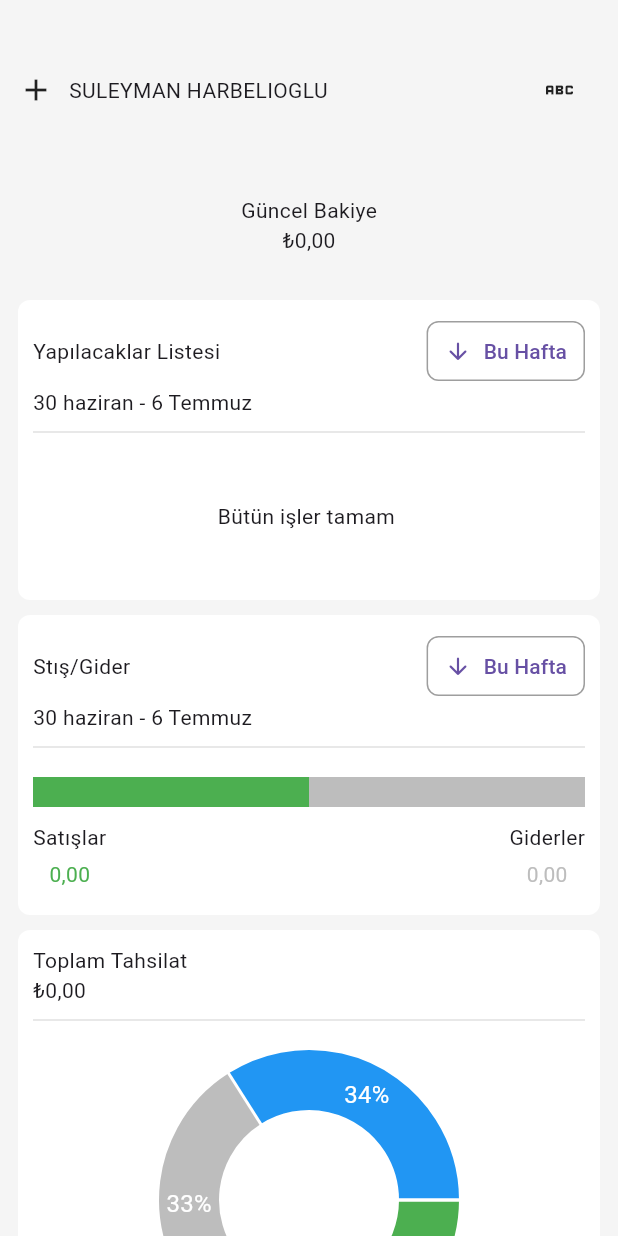
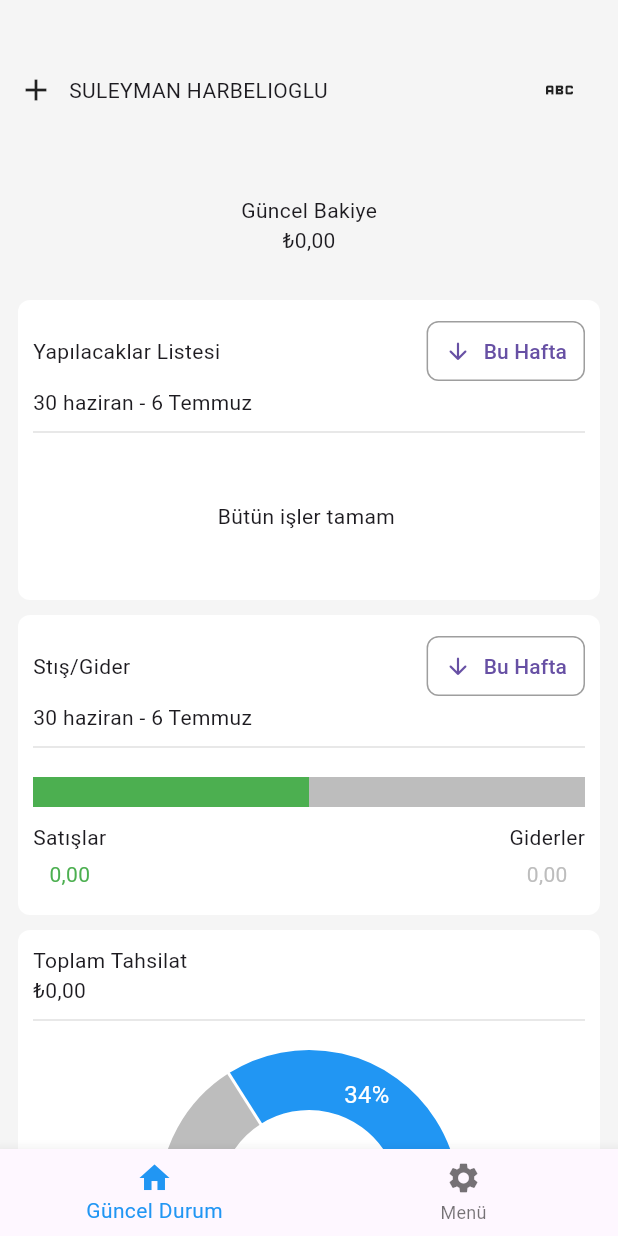
Before and after one commit to suleymanharbelioglu/accounting-app, a Flutter app: the screen it shows after launch, on a phone screen of 412 x 824 dp. Run offline on Flutter 3.47's test engine with Material 3 defaults, Android fonts, the phone set to English and light mode, and no system bars; drawn by our look-alikes of fl_chart; our stand-ins replace flutter_bloc, get_it.

Commit message:
menu page general design

```diff
--- /dev/null
+++ b/lib/presentation/home/pages/current_state.dart
@@ -0,0 +1,46 @@
+import 'package:accounting_app/core/configs/theme/app_colors.dart';
+import 'package:accounting_app/presentation/home/widgets/bank_linked_accounts.dart';
+import 'package:accounting_app/presentation/home/widgets/collections.dart';
+import 'package:accounting_app/presentation/home/widgets/current_balance.dart';
+import 'package:accounting_app/presentation/home/widgets/header.dart';
+import 'package:accounting_app/presentation/home/widgets/payments.dart';
+import 'package:accounting_app/presentation/home/widgets/sales_expense.dart';
+import 'package:accounting_app/presentation/home/widgets/todo_list.dart';
+import 'package:flutter/material.dart';
+
+class CurrentStatePage extends StatelessWidget {
+  const CurrentStatePage({super.key});
+
+  @override
+  Widget build(BuildContext context) {
+    return Scaffold(
+      backgroundColor: AppColors.background,
+      body: Padding(
+        padding: const EdgeInsets.only(left: 12, right: 12, top: 20),
+        child: Column(
+          children: [
+            Header(),
+            SizedBox(height: 10),
+            Expanded(
+              child: ListView(
+                children: [
+                  CurrentBalance(),
+                  SizedBox(height: 10),
+                  TodoList(),
+                  SizedBox(height: 10),
+                  SalesExpense(),
+                  SizedBox(height: 10),
+                  Collections(),
+                  SizedBox(height: 10),
+                  Payments(),
+                  SizedBox(height: 10),
+                  BankLinkedAccounts(),
+                ],
+              ),
+            ),
+          ],
+        ),
+      ),
+    );
+  }
+}
--- a/lib/presentation/home/pages/home.dart
+++ b/lib/presentation/home/pages/home.dart
@@ -1,45 +1,42 @@
-import 'package:accounting_app/core/configs/theme/app_colors.dart';
-import 'package:accounting_app/presentation/home/widgets/bank_linked_accounts.dart';
-import 'package:accounting_app/presentation/home/widgets/collections.dart';
-import 'package:accounting_app/presentation/home/widgets/current_balance.dart';
-import 'package:accounting_app/presentation/home/widgets/header.dart';
-import 'package:accounting_app/presentation/home/widgets/payments.dart';
-import 'package:accounting_app/presentation/home/widgets/sales_expense.dart';
-import 'package:accounting_app/presentation/home/widgets/todo_list.dart';
+import 'package:accounting_app/presentation/home/pages/current_state.dart';
+import 'package:accounting_app/presentation/home/pages/menu.dart';
 import 'package:flutter/material.dart';
 
-class HomePage extends StatelessWidget {
+class HomePage extends StatefulWidget {
   const HomePage({super.key});
+
+  @override
+  State<HomePage> createState() => _HomePageState();
+}
+
+class _HomePageState extends State<HomePage> {
+  int _selectedIndex = 0; // Seçili sekmenin indeksi
+
+  // Her bir sekme için gösterilecek basit widget'lar
+  static const List<Widget> _pages = <Widget>[CurrentStatePage(), MenuPage()];
+
+  // Sekmeye tıklandığında çalışan fonksiyon
+  void _onItemTapped(int index) {
+    setState(() {
+      _selectedIndex = index; // Seçili indeksi güncelle
+    });
+  }
 
   @override
   Widget build(BuildContext context) {
     return Scaffold(
-      backgroundColor: AppColors.background,
-      body: Padding(
-        padding: const EdgeInsets.only(left: 12, right: 12, top: 20),
-        child: Column(
-          children: [
-            Header(),
-            SizedBox(height: 10),
-            Expanded(
-              child: ListView(
-                children: [
-                  CurrentBalance(),
-                  SizedBox(height: 10),
-                  TodoList(),
-                  SizedBox(height: 10),
-                  SalesExpense(),
-                  SizedBox(height: 10),
-                  Collections(),
-                  SizedBox(height: 10),
-                  Payments(),
-                  SizedBox(height: 10),
-                  BankLinkedAccounts(),
-                ],
-              ),
-            ),
-          ],
-        ),
+      body: _pages[_selectedIndex], // Seçili indekse göre sayfayı göster
+      bottomNavigationBar: BottomNavigationBar(
+        items: const <BottomNavigationBarItem>[
+          BottomNavigationBarItem(
+            icon: Icon(Icons.home),
+            label: 'Güncel Durum',
+          ),
+          BottomNavigationBarItem(icon: Icon(Icons.settings), label: 'Menü'),
+        ],
+        currentIndex: _selectedIndex, // Hangi sekmenin seçili olduğunu belirtir
+        selectedItemColor: Colors.blue, // Seçili öğenin rengi
+        onTap: _onItemTapped, // Sekmeye tıklandığında ne olacağını belirler
       ),
     );
   }
```
Also changed, not shown: lib/presentation/home/pages/menu.dart (added, +71 -0 lines).
